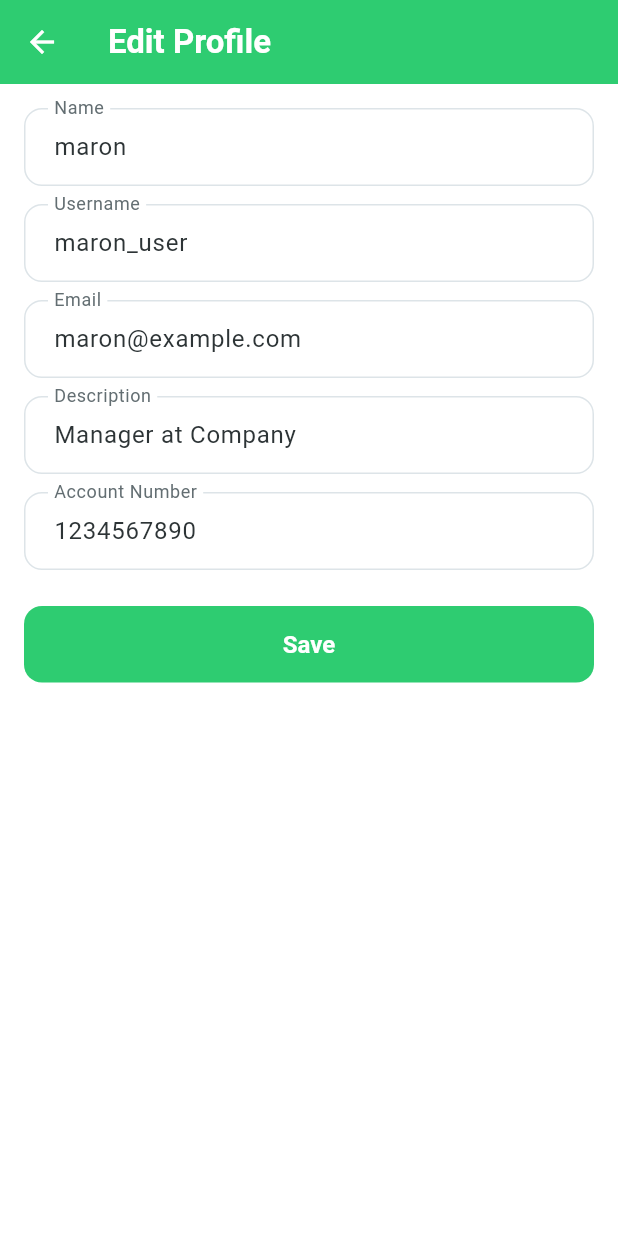
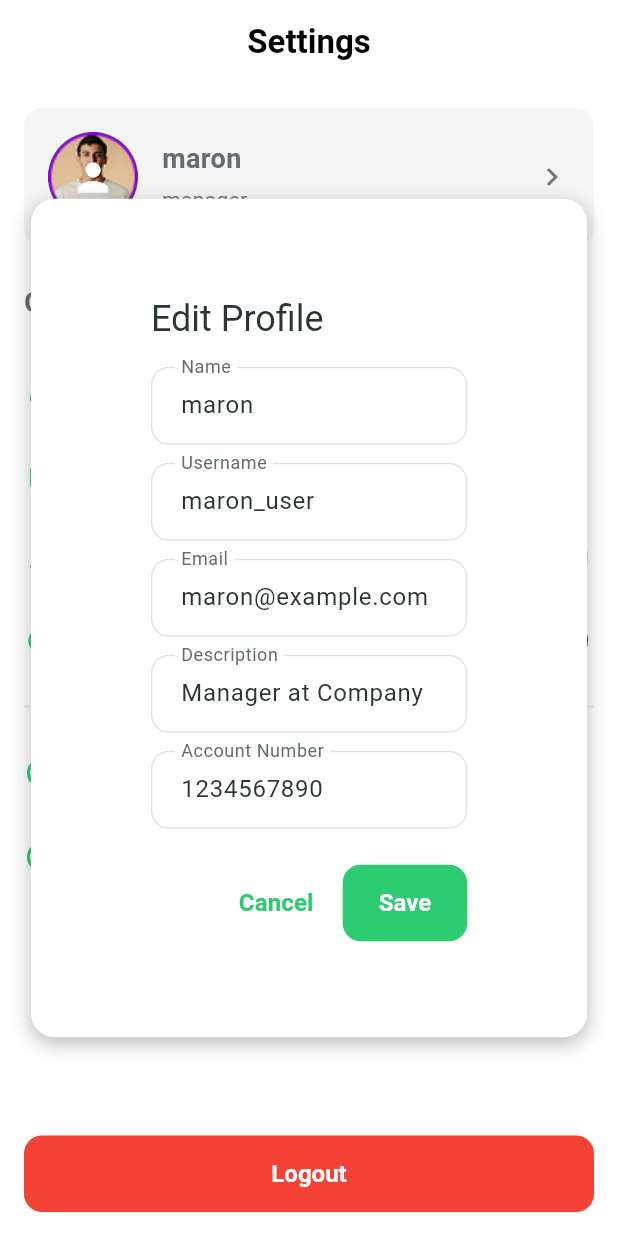
Before and after one commit to KALU56/Tipping_App, a Flutter app: the Setting screen opened by its route, after a tap on "Edit Profile", on a phone screen of 412 x 824 dp. Run offline on Flutter 3.47's test engine with Material 3 defaults, Android fonts, the light colour scheme and no system bars; our stand-ins replace flutter_svg; accounts and stored records are empty.

Commit message:
feat:profile edite

```diff
--- /dev/null
+++ b/tip_employee/lib/src/features/settings/presentation/components/profile_edit_dialog.dart
@@ -0,0 +1,109 @@
+part of '../../settings.dart';
+
+
+
+class ProfileEditDialog extends StatefulWidget {
+  const ProfileEditDialog({super.key});
+
+  @override
+  State<ProfileEditDialog> createState() => _ProfileEditDialogState();
+}
+
+class _ProfileEditDialogState extends State<ProfileEditDialog> {
+  final _repo = MockUserRepository();
+  final _formKey = GlobalKey<FormState>();
+
+  late TextEditingController _nameController;
+  late TextEditingController _usernameController;
+  late TextEditingController _emailController;
+  late TextEditingController _descController;
+  late TextEditingController _accountController;
+
+  User? _user;
+
+  @override
+  void initState() {
+    super.initState();
+    _loadUser();
+  }
+
+  Future<void> _loadUser() async {
+    final user = await _repo.getProfile();
+    setState(() {
+      _user = user;
+      _nameController = TextEditingController(text: user.name);
+      _usernameController = TextEditingController(text: user.username);
+      _emailController = TextEditingController(text: user.email);
+      _descController = TextEditingController(text: user.description);
+      _accountController = TextEditingController(text: user.accountNumber);
+    });
+  }
+
+  Future<void> _saveProfile() async {
+    if (!_formKey.currentState!.validate()) return;
+
+    final updated = _user!.copyWith(
+      name: _nameController.text,
+      username: _usernameController.text,
+      email: _emailController.text,
+      description: _descController.text,
+      accountNumber: _accountController.text,
+    );
+
+    await _repo.updateProfile(updated);
+
+    if (mounted) {
+      Navigator.pop(context, updated); // close dialog
+      ScaffoldMessenger.of(context).showSnackBar(
+        const SnackBar(content: Text("Profile updated!")),
+      );
+    }
+  }
+
+  @override
+  Widget build(BuildContext context) {
+    if (_user == null) {
+      return const Center(child: CircularProgressIndicator());
+    }
+
+    return Column(
+      mainAxisSize: MainAxisSize.min,
+      children: [
+
+        AlertDialog(
+
+          title: const Text("Edit Profile"),
+          content: Form(
+            key: _formKey,
+            child: SingleChildScrollView(
+              child: Column(
+                mainAxisSize: MainAxisSize.min,
+                children: [
+                  TextFormField(controller: _nameController, decoration: const InputDecoration(labelText: "Name")),
+                  const SizedBox(height: 12),
+                  TextFormField(controller: _usernameController, decoration: const InputDecoration(labelText: "Username")),
+                  const SizedBox(height: 12),
+                  TextFormField(controller: _emailController, decoration: const InputDecoration(labelText: "Email")),
+                  const SizedBox(height: 12),
+                  TextFormField(controller: _descController, decoration: const InputDecoration(labelText: "Description")),
+                  const SizedBox(height: 12),
+                  TextFormField(controller: _accountController, decoration: const InputDecoration(labelText: "Account Number")),
+                ],
+              ),
+            ),
+          ),
+          actions: [
+            TextButton(
+              onPressed: () => Navigator.pop(context),
+              child: const Text("Cancel"),
+            ),
+            ElevatedButton(
+              onPressed: _saveProfile,
+              child: const Text("Save"),
+            ),
+          ],
+        ),
+      ],
+    );
+  }
+}
--- a/tip_employee/lib/src/features/settings/presentation/components/settings_option.dart
+++ b/tip_employee/lib/src/features/settings/presentation/components/settings_option.dart
@@ -17,7 +17,7 @@ class SettingsOption extends StatelessWidget {
   @override
   Widget build(BuildContext context) {
     return ListTile(
-      leading: Icon(icon, color: isDestructive ? Colors.red : Colors.blue),
+      leading: Icon(icon, color: isDestructive ? Colors.red : AppTheme.primaryColor),
       title: Text(
         title,
         style: TextStyle(
--- a/tip_employee/lib/src/features/settings/presentation/components/settings_switch_option.dart
+++ b/tip_employee/lib/src/features/settings/presentation/components/settings_switch_option.dart
@@ -17,12 +17,12 @@ class SettingsSwitchOption extends StatelessWidget {
   @override
   Widget build(BuildContext context) {
     return ListTile(
-      leading: Icon(icon, color: Colors.blue),
+      leading: Icon(icon, color: AppTheme.primaryColor),
       title: Text(title, style: const TextStyle(fontWeight: FontWeight.w500)),
       trailing: Switch(
         value: value,
         onChanged: onChanged,
-        activeColor: Colors.blue,
+        activeColor: AppTheme.primaryColor,
       ),
       contentPadding: const EdgeInsets.symmetric(horizontal: 0),
     );
--- a/tip_employee/lib/src/features/settings/presentation/screens/Profileedit_Screen.dart
+++ /dev/null
@@ -1,94 +0,0 @@
-
-
-part of '../../settings.dart';
-class ProfileEditScreen extends StatefulWidget {
-  const ProfileEditScreen({super.key});
-
-  @override
-  State<ProfileEditScreen> createState() => _ProfileEditScreenState();
-}
-
-class _ProfileEditScreenState extends State<ProfileEditScreen> {
-  final _repo = MockUserRepository();
-  final _formKey = GlobalKey<FormState>();
-
-  late TextEditingController _nameController;
-  late TextEditingController _usernameController;
-  late TextEditingController _emailController;
-  late TextEditingController _descController;
-  late TextEditingController _accountController;
-
-  User? _user;
-
-  @override
-  void initState() {
-    super.initState();
-    _loadUser();
-  }
-
-  Future<void> _loadUser() async {
-    final user = await _repo.getProfile();
-    setState(() {
-      _user = user;
-      _nameController = TextEditingController(text: user.name);
-      _usernameController = TextEditingController(text: user.username);
-      _emailController = TextEditingController(text: user.email);
-      _descController = TextEditingController(text: user.description);
-      _accountController = TextEditingController(text: user.accountNumber);
-    });
-  }
-
-  Future<void> _saveProfile() async {
-    if (!_formKey.currentState!.validate()) return;
-
-    final updated = _user!.copyWith(
-      name: _nameController.text,
-      username: _usernameController.text,
-      email: _emailController.text,
-      description: _descController.text,
-      accountNumber: _accountController.text,
-    );
-
-    await _repo.updateProfile(updated);
-
-    if (mounted) {
-      ScaffoldMessenger.of(context).showSnackBar(
-        const SnackBar(content: Text("Profile updated!")),
-      );
-      Navigator.pop(context, updated);
-    }
-  }
-
-  @override
-  Widget build(BuildContext context) {
-    if (_user == null) {
-      return const Scaffold(body: Center(child: CircularProgressIndicator()));
-    }
-
-    return Scaffold(
-      appBar: AppBar(title: const Text("Edit Profile")),
-      body: Form(
-        key: _formKey,
-        child: ListView(
-          padding: const EdgeInsets.all(16),
-          children: [
-            TextFormField(controller: _nameController, decoration: const InputDecoration(labelText: "Name")),
-            const SizedBox(height: 12),
-            TextFormField(controller: _usernameController, decoration: const InputDecoration(labelText: "Username")),
-            const SizedBox(height: 12),
-            TextFormField(controller: _emailController, decoration: const InputDecoration(labelText: "Email")),
-            const SizedBox(height: 12),
-            TextFormField(controller: _descController, decoration: const InputDecoration(labelText: "Description")),
-            const SizedBox(height: 12),
-            TextFormField(controller: _accountController, decoration: const InputDecoration(labelText: "Account Number")),
-            const SizedBox(height: 24),
-            ElevatedButton(
-              onPressed: _saveProfile,
-              child: const Text("Save"),
-            )
-          ],
-        ),
-      ),
-    );
-  }
-}
--- a/tip_employee/lib/src/features/settings/presentation/screens/profile_details.dart
+++ b/tip_employee/lib/src/features/settings/presentation/screens/profile_details.dart
@@ -30,9 +30,9 @@ class ProfileDetailsScreen extends StatelessWidget {
               style: TextStyle(fontSize: 16, color: Colors.grey[600]),
             ),
             const SizedBox(height: 24),
-            _buildDetailItem('Email', 'maron@example.com'),
-            _buildDetailItem('Phone', '+1234567890'),
-            _buildDetailItem('Location', 'New York, USA'),
+            _buildDetailItem('Email', 'kal@gmail.com'),
+            _buildDetailItem('Phone', '0912345678'),
+            _buildDetailItem('Location', 'AA, Ethiopia'),
           ],
         ),
       ),
--- a/tip_employee/lib/src/features/settings/presentation/screens/settings_screen.dart
+++ b/tip_employee/lib/src/features/settings/presentation/screens/settings_screen.dart
@@ -48,11 +48,33 @@ class _SettingState extends State<Setting> {
     icon: Icons.person_outline,
     title: 'Edit Profile',
     onTap: () {
-                      Navigator.push(
-                        context,
-                        MaterialPageRoute(
-                          builder: (context) => const ProfileEditScreen(),
+      showDialog(
+        context: context,
+        barrierColor: Colors.transparent, // no dark overlay
+        builder: (context) {
+          return Dialog(
+            backgroundColor: Colors.transparent, // <- make dialog itself transparent
+            insetPadding: const EdgeInsets.all(16),
+            child: Center(
+              child: Container(
+                width: MediaQuery.of(context).size.width * 0.9,
+                padding: const EdgeInsets.all(16),
+                decoration: BoxDecoration(
+                  color: Colors.white, // <- card content background
+                  borderRadius: BorderRadius.circular(16),
+                  boxShadow: [
+                    BoxShadow(
+                      color: Colors.black26,
+                      blurRadius: 10,
+                      offset: Offset(0, 4),
                     ),
+                  ],
+                ),
+                child: const ProfileEditDialog(),
+              ),
+            ),
+          );
+        },
       );
     },
   ),
--- a/tip_employee/lib/src/features/settings/settings.dart
+++ b/tip_employee/lib/src/features/settings/settings.dart
@@ -1,4 +1,5 @@
 import 'package:flutter/material.dart';
+import 'package:tip_employee/src/app/themes/app_theme.dart';
 // import 'package:image_picker/image_picker.dart';
 // import 'package:path_provider/path_provider.dart';
 // import 'dart:io';
@@ -13,7 +14,8 @@ part './presentation/components/logout_dialog.dart';
 part './presentation/components/settings_switch_option.dart';
 part './presentation/components/settings_option.dart';
 part './presentation/components/profile_section.dart';
-part './presentation/screens/Profileedit_Screen.dart';
+part './presentation/components/profile_edit_dialog.dart';
+
 
 class Setting extends StatefulWidget {
   const Setting({super.key});
```
Lines whose indentation alone changed are shown as unchanged.
